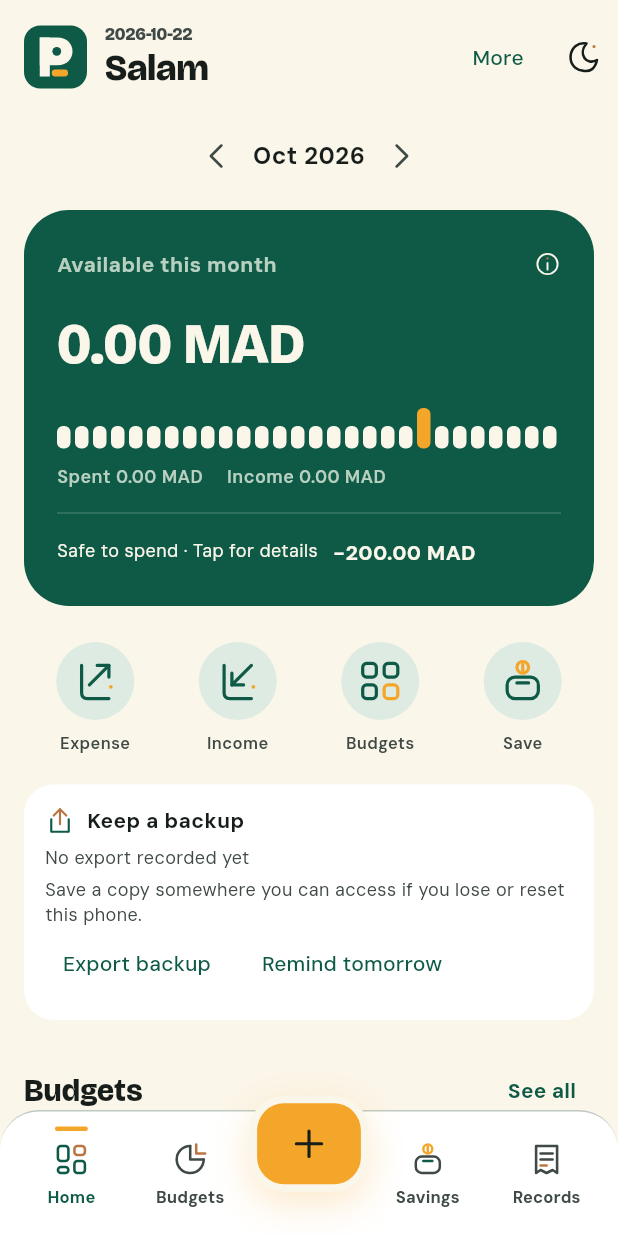
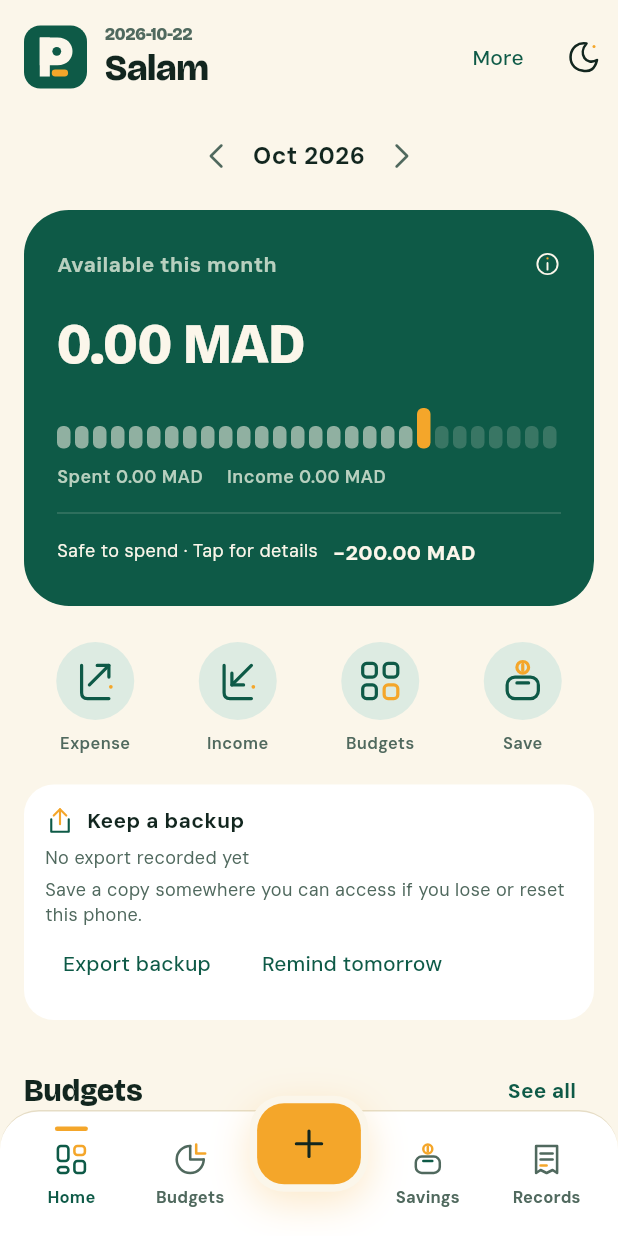
Before and after one commit to flymoa/payday-android, a Flutter app: the screen it shows after launch, on a phone screen of 412 x 824 dp. Run offline on Flutter 3.47's test engine with Material 3 defaults, Android fonts, the phone set to English and light mode, and no system bars; our stand-ins replace file_picker, flutter_secure_storage, google_sign_in, share_plus, sqflite; accounts and stored records are empty; key blocks and very long unbroken strings in the code were emptied for the run.

Commit message:
Align control icons and text contrast with approved brand palette

```diff
--- a/offline_app/lib/app_icon.dart
+++ b/offline_app/lib/app_icon.dart
@@ -13,7 +13,7 @@ class PaydayAppIcon extends StatelessWidget {
   final theme=IconTheme.of(context);
   final dark=Theme.of(context).brightness==Brightness.dark;
   final extent=size??theme.size??24;
-  final foreground=(color??theme.color??(dark?const Color(0xffE2EAF0):const Color(0xff0B2545))).withValues(alpha:theme.opacity??1);
+  final foreground=(color??theme.color??(dark?const Color(0xffE2EAF0):const Color(0xff0E5A47))).withValues(alpha:theme.opacity??1);
   final widget=SizedBox.square(dimension:extent,child:CustomPaint(
    painter:_AppPainter(icon,foreground,dark,Directionality.of(context))));
   return semanticLabel==null?ExcludeSemantics(child:widget):Semantics(label:semanticLabel,child:widget);
@@ -36,7 +36,7 @@ class _AppPainter extends CustomPainter{
   c.save();c.scale(size.width/24,size.height/24);
   if(icon.matchTextDirection&&direction==TextDirection.rtl){c.translate(24,0);c.scale(-1,1);}
   final p=Paint()..color=color..style=PaintingStyle.stroke..strokeWidth=1.7..strokeCap=StrokeCap.round..strokeJoin=StrokeJoin.round;
-  final accent=Paint()..color=(dark?const Color(0xffE7AD79):const Color(0xffB97643)).withValues(alpha:color.a)
+  final accent=Paint()..color=(dark?const Color(0xffF4A62A):const Color(0xffF4A62A)).withValues(alpha:color.a)
    ..style=PaintingStyle.stroke..strokeWidth=1.7..strokeCap=StrokeCap.round..strokeJoin=StrokeJoin.round;
   void l(double x,double y,double a,double b,[bool copper=false])=>c.drawLine(Offset(x,y),Offset(a,b),copper?accent:p);
   void circle(double x,double y,double r,[bool copper=false])=>c.drawCircle(Offset(x,y),r,copper?accent:p);
--- a/offline_app/lib/main.dart
+++ b/offline_app/lib/main.dart
@@ -33,7 +33,9 @@ class _PaydayLocalState extends State<PaydayLocal> {
   final dark=brightness==Brightness.dark;
   final scheme=ColorScheme.fromSeed(seedColor:jade,brightness:brightness,
    primary:dark?const Color(0xff8CC8AD):jade,
-   surface:dark?const Color(0xff183B30):Colors.white);
+   surface:dark?const Color(0xff183B30):Colors.white,
+   onSurface:dark?paydaySand:ink,onSurfaceVariant:dark?const Color(0xffBCD0C2):const Color(0xff50695E),
+   outlineVariant:dark?const Color(0xff365548):const Color(0xffE6DDC6));
   final base=ThemeData(useMaterial3:true,colorScheme:scheme,fontFamily:'DMSans');
   return base.copyWith(
    textTheme:base.textTheme.copyWith(
@@ -446,7 +448,7 @@ class _FinanceState extends State<FinanceScreen>{
        PaydayAppIcon(Icons.info_outline,color:heroInk,size:18)]),
       SizedBox(height:16),FittedBox(fit:BoxFit.scaleDown,child:Text('${homeDigits(balance.available)} MAD',style:TextStyle(fontFamily:'Bricolage',fontSize:38,fontWeight:FontWeight.w800,color:heroInk))),
       SizedBox(height:16),ExcludeSemantics(child:Row(crossAxisAlignment:CrossAxisAlignment.end,children:List.generate(28,(i)=>Expanded(child:Container(
-       margin:EdgeInsets.only(right:3),height:i==20?27:15,decoration:BoxDecoration(color:i==20?paydaySaffron:heroInk.withValues(alpha:i<20?.55:.18),borderRadius:BorderRadius.circular(4))))))),
+       margin:EdgeInsets.only(right:3),height:i==20?27:15,decoration:BoxDecoration(color:i==20?paydaySaffron:heroInk.withValues(alpha:i<20 ? .55 : .18),borderRadius:BorderRadius.circular(4))))))),
       SizedBox(height:10),Wrap(spacing:16,runSpacing:5,children:[Text('Spent ${money(balance.expenses)}',style:TextStyle(color:Color(0xffB8D0BF),fontSize:12,fontWeight:FontWeight.w600)),
        Text('Income ${money(balance.income)}',style:TextStyle(color:Color(0xffB8D0BF),fontSize:12,fontWeight:FontWeight.w600))]),
      ])),
@@ -744,7 +746,7 @@ class _FinanceState extends State<FinanceScreen>{
   await showModalBottomSheet(
    context:context,isScrollControlled:true,useSafeArea:true,
    showDragHandle:true,backgroundColor:surface,
-   constraints:BoxConstraints(maxHeight:MediaQuery.sizeOf(context).height*(fullScreen?.98:.92)),
+   constraints:BoxConstraints(maxHeight:MediaQuery.sizeOf(context).height*(fullScreen ? .98 : .92)),
    builder:(c)=>AnimatedPadding(
     duration:Duration(milliseconds:180),curve:Curves.easeOut,
     padding:EdgeInsets.only(bottom:MediaQuery.viewInsetsOf(c).bottom),
```
